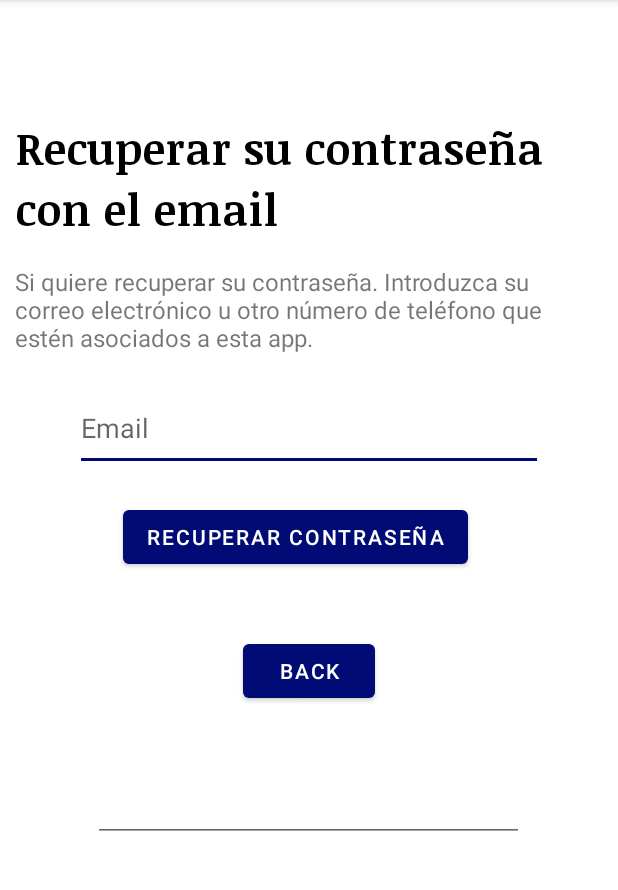
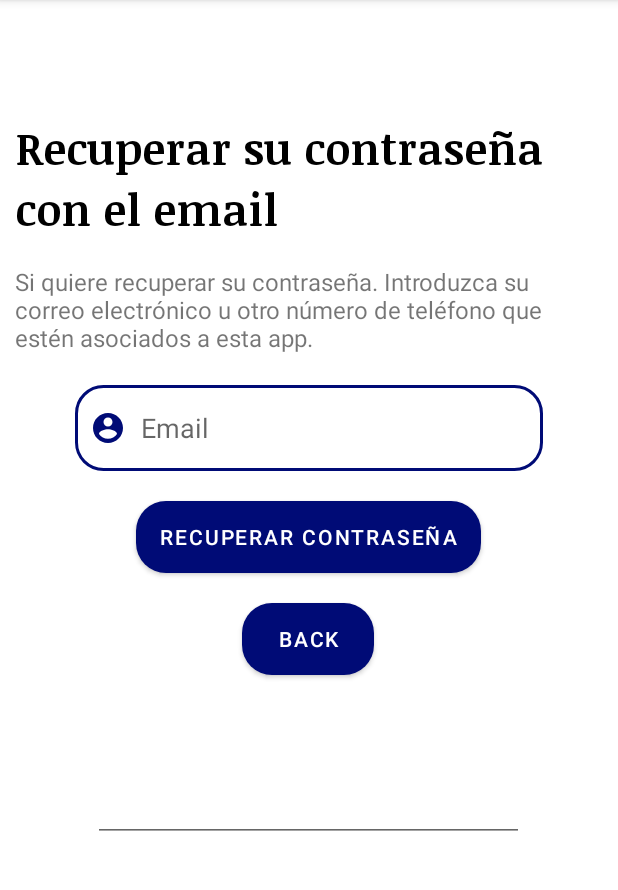
Before and after one commit to AMPL95/AppGrupal, an Android app: the PasswordReset screen opened directly, with no data from a screen before it, on a phone screen of 412 x 824 dp, the part 84-974 px from its top. Run offline under Robolectric (Android 15) with nearby library versions, the phone set to English and light mode, and no system bars; our stand-ins replace Firebase (no records; nobody signed in at launch, a user with empty details on screens opened directly).

Commit message:
ResetContraseña

```diff
--- a/app/src/main/java/com/example/appgrupal/PasswordReset.kt
+++ b/app/src/main/java/com/example/appgrupal/PasswordReset.kt
@@ -2,12 +2,9 @@ package com.example.appgrupal
 
 import android.os.Bundle
 import android.text.TextUtils
-import android.widget.Button
 import android.widget.Toast
 import androidx.appcompat.app.AppCompatActivity
 import com.google.firebase.auth.FirebaseAuth
-
-import com.google.firebase.firestore.FirebaseFirestore
 import kotlinx.android.synthetic.main.reset_password.*
 
 
@@ -40,7 +37,7 @@ class PasswordReset : AppCompatActivity() {
         btnBack.setOnClickListener {
             finish()
         }
-        //Para los email que no tenemos guardo la contraseña
+        //Para los email que no tenemos guardado esta opción te da la contraseña que se había puesto anteriormente
        /* val miboton: Button = findViewById(R.id.botonReset)
         miboton.setOnClickListener{
 
--- a/app/src/main/res/layout/reset_password.xml
+++ b/app/src/main/res/layout/reset_password.xml
@@ -42,9 +42,13 @@
         android:layout_width="312dp"
         android:layout_height="57dp"
         android:layout_marginTop="20dp"
+        android:drawablePadding="10dp"
+        android:paddingStart="10dp"
         android:ems="10"
         android:hint="Email"
         android:inputType="textEmailAddress"
+        android:background="@drawable/text_edit_rounded"
+        android:drawableLeft="@drawable/ic_baseline_account_circle_24"
         app:layout_constraintBottom_toBottomOf="parent"
         app:layout_constraintEnd_toEndOf="parent"
         app:layout_constraintHorizontal_bias="0.497"
@@ -58,9 +62,10 @@
         android:layout_height="wrap_content"
         android:layout_marginTop="20dp"
         android:text="Recuperar Contraseña"
+        android:background="@drawable/button_rounded"
         app:layout_constraintBottom_toBottomOf="parent"
         app:layout_constraintEnd_toEndOf="parent"
-        app:layout_constraintHorizontal_bias="0.45"
+        app:layout_constraintHorizontal_bias="0.498"
         app:layout_constraintStart_toStartOf="parent"
         app:layout_constraintTop_toBottomOf="@+id/emailReset"
         app:layout_constraintVertical_bias="0.0" />
@@ -84,9 +89,11 @@
         android:layout_height="wrap_content"
         android:layout_marginTop="20dp"
         android:text="Back"
+        android:background="@drawable/button_rounded"
         app:layout_constraintBottom_toBottomOf="parent"
         app:layout_constraintEnd_toEndOf="parent"
+        app:layout_constraintHorizontal_bias="0.498"
         app:layout_constraintStart_toStartOf="parent"
-        app:layout_constraintTop_toTopOf="parent"
-        app:layout_constraintVertical_bias="0.576" />
+        app:layout_constraintTop_toBottomOf="@+id/botonReset"
+        app:layout_constraintVertical_bias="0.0" />
 </androidx.constraintlayout.widget.ConstraintLayout>
```
